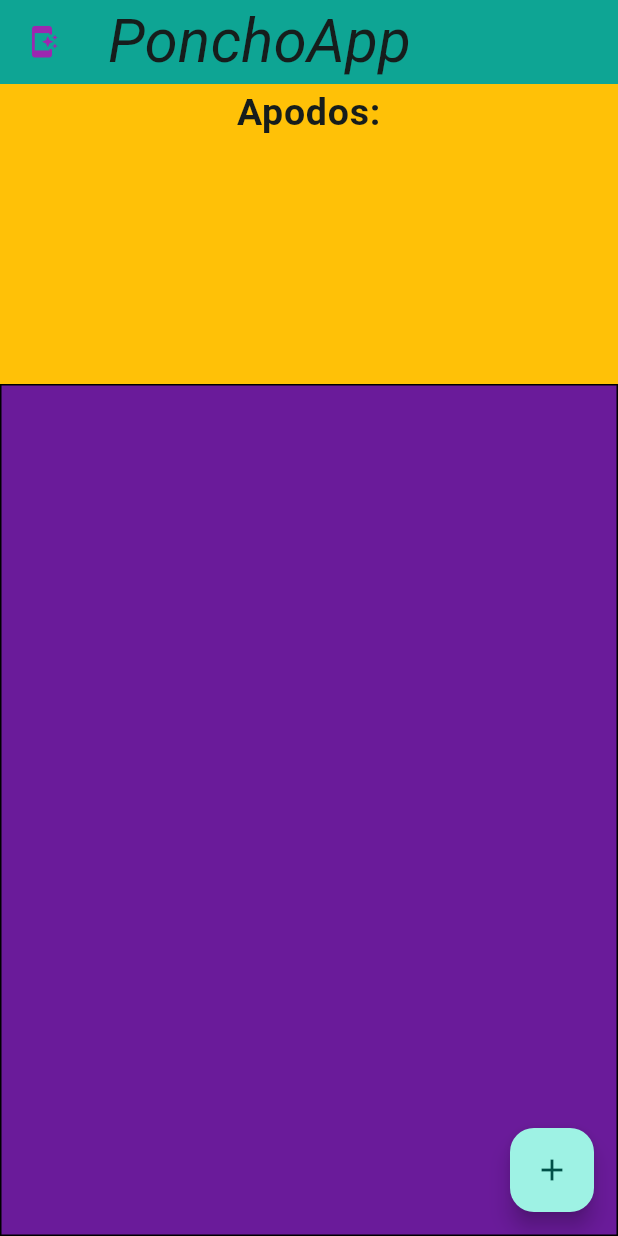
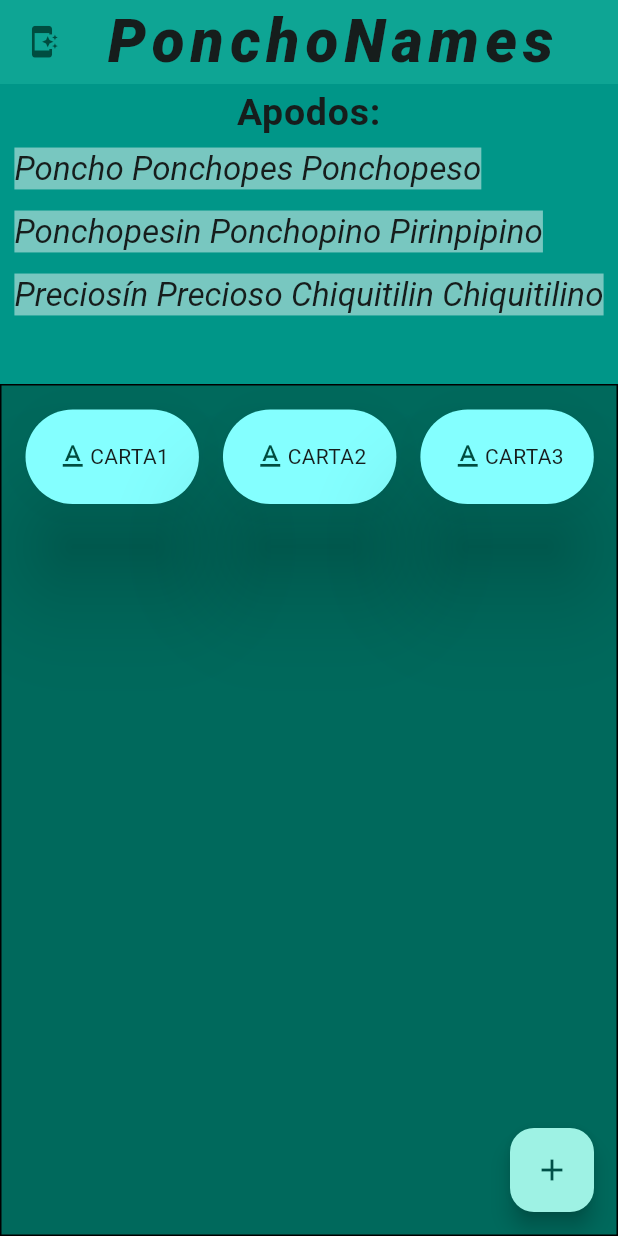
Before and after one commit to KahanaEnder/real_app, a Flutter app: the screen it shows after launch, on a phone screen of 412 x 824 dp. Run offline on Flutter 3.47's test engine with Material 3 defaults, Android fonts, the phone set to English and light mode, and no system bars.

Commit message:
Ajustamos los estilos del titulo, el body y creamos un componente de cards ademas de estructurar mejor los widgets

```diff
--- a/lib/view/components/my_body.dart
+++ b/lib/view/components/my_body.dart
@@ -1,4 +1,5 @@
 import 'package:flutter/material.dart';
+import 'package:real_app/view/components/my_cards.dart';
 
 class MyBody extends StatelessWidget {
   const MyBody({
@@ -14,12 +15,21 @@ class MyBody extends StatelessWidget {
           Container(
             height: 200,
             width: double.infinity,
-            color: Colors.amber,
-            child: Text(
-                        "Apodos:",
-                        style: Theme.of(context).textTheme.bodyLarge,
-                        textAlign: TextAlign.center,
-                        ),
+            color: Colors.tealAccent[500],
+            child: Column(
+              children: [
+                Text(
+                            "Apodos:",
+                            style: Theme.of(context).textTheme.bodyLarge,
+                            textAlign: TextAlign.center,
+                            ),
+                Text("Poncho Ponchopes Ponchopeso\nPonchopesin Ponchopino Pirinpipino\nPreciosín Precioso Chiquitilin Chiquitilino",
+                    style: Theme.of(context).textTheme.titleLarge?.copyWith(fontSize: 22,backgroundColor: Color.fromARGB(120, 255, 255, 255),shadows: List.filled(3, Shadow(color: Colors.black),growable: false)),
+                    overflow: TextOverflow.ellipsis,
+                    strutStyle: StrutStyle(height: 3),
+                    )
+              ],
+            ),
             ),
           Expanded(
 
@@ -31,10 +41,22 @@ class MyBody extends StatelessWidget {
 
               decoration: BoxDecoration(
                                         border: Border.all(),
-                                        color: Colors.purple[800],
+                                        color: Colors.teal[800],
                                         borderRadius: BorderRadius.vertical(),
                                         shape: BoxShape.rectangle,
                                         ),
+              child: Column(
+                children: [
+                  Row(
+                    mainAxisAlignment: MainAxisAlignment.center,
+                    children: [
+                      MyCards(texto: "CARTA1"),
+                      MyCards(texto: "CARTA2",),
+                      MyCards(texto: "CARTA3",),
+                    ],
+                  ),
+                ],
+              ),
 
             ),
           ),
--- /dev/null
+++ b/lib/view/components/my_cards.dart
@@ -0,0 +1,33 @@
+import 'package:flutter/material.dart';
+
+class MyCards extends StatelessWidget {
+  final String texto;
+  const MyCards({
+    super.key,
+    required this.texto,
+  });
+
+  @override
+  Widget build(BuildContext context) {
+    return GestureDetector(
+      onTap: () {
+      },
+      child: Card(
+        color: Colors.cyanAccent[100],
+        elevation: 30, //Sombra debajo de las cartas que les da un efecto tridimensional
+        margin: const EdgeInsets.all(8),
+        shape: StadiumBorder(),
+        child: Padding(
+          padding: const EdgeInsets.all(20),
+          child: Row(
+            children: [
+              Icon(Icons.text_format),//Despues agregar el Icon al constructor
+              Text(texto),
+            ],
+          ),
+        ),
+
+      ),
+    );
+  }
+}
--- a/lib/view/components/my_materials.dart
+++ b/lib/view/components/my_materials.dart
@@ -32,7 +32,7 @@ class MyMaterials extends StatelessWidget {
             ),
         iconTheme: IconThemeData(
           size: 23,
-          color: Colors.purple,
+          color: Colors.teal[900],
           weight: 200,
           opacity: 1,
           opticalSize: 36,
@@ -42,7 +42,7 @@ class MyMaterials extends StatelessWidget {
 
         tooltipTheme: TooltipThemeData(
           decoration: BoxDecoration(border: Border.all(),
-                                    color: Colors.amber,
+                                    color: Colors.deepOrange,
                                     borderRadius: BorderRadius.circular(20),
                                     shape: BoxShape.rectangle,
 
@@ -55,7 +55,7 @@ class MyMaterials extends StatelessWidget {
 
         buttonTheme: ButtonThemeData(
           colorScheme: Theme.of(context).colorScheme,
-          hoverColor: Colors.amber,
+          hoverColor: Colors.deepPurple,
           shape: StadiumBorder(),
 
         ),
--- a/lib/view/home_screen.dart
+++ b/lib/view/home_screen.dart
@@ -19,12 +19,15 @@ class HomeScreen extends StatelessWidget {
           size: Theme.of(context).iconTheme.size,),
 
         title: Text(
-          "PonchoApp",
-          style: Theme.of(context).textTheme.titleLarge,
+          "PonchoNames",
+          style: Theme.of(context).textTheme.titleLarge?.copyWith(letterSpacing: 4,fontWeight: FontWeight.w900,),
           textAlign: TextAlign.end,),
 
       ),
       body: MyBody(),
+
+
+
       floatingActionButton: FloatingActionButton(
         onPressed: () {},
         tooltip: "Añadir",
```
